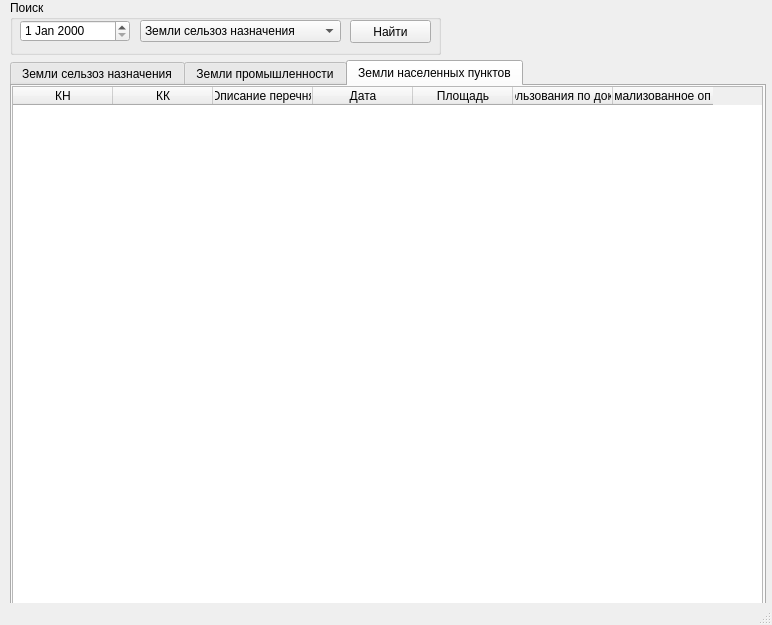
Old version of the form ui.ui in the repository AlDS90/is_category_changed.
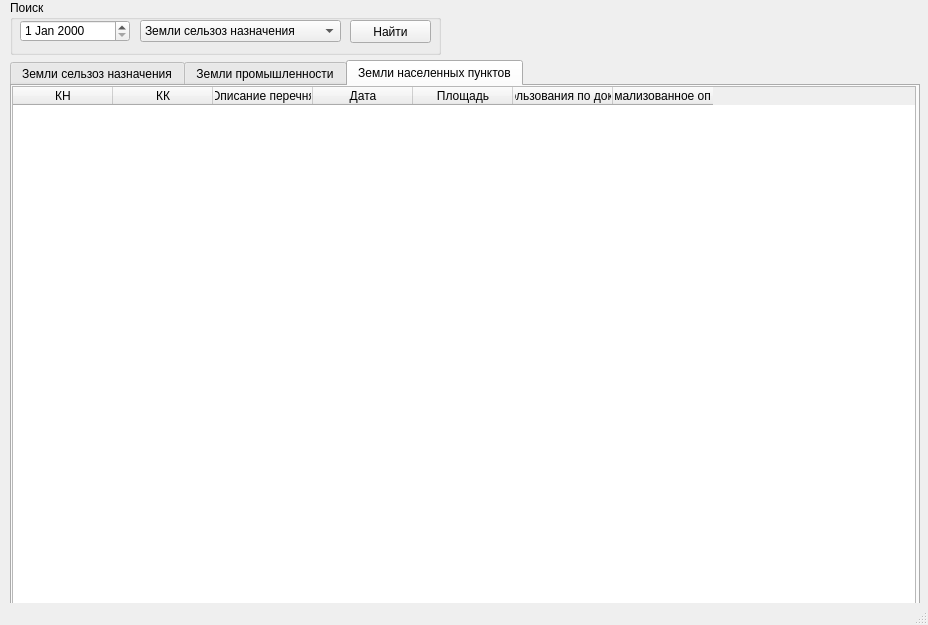
New version of the form. The open tabs and pages were chosen to show the change.

```diff
--- a/ui.ui
+++ b/ui.ui
@@ -6,7 +6,7 @@
    <rect>
     <x>0</x>
     <y>0</y>
-    <width>772</width>
+    <width>928</width>
     <height>625</height>
    </rect>
   </property>
@@ -80,7 +80,7 @@
      <rect>
       <x>10</x>
       <y>60</y>
-      <width>756</width>
+      <width>910</width>
       <height>546</height>
      </rect>
     </property>
@@ -208,7 +208,7 @@
        <rect>
         <x>0</x>
         <y>0</y>
-        <width>751</width>
+        <width>904</width>
         <height>521</height>
        </rect>
       </property>
```
Left out of the diff: 6 changed lines with no effect on the pictures.
